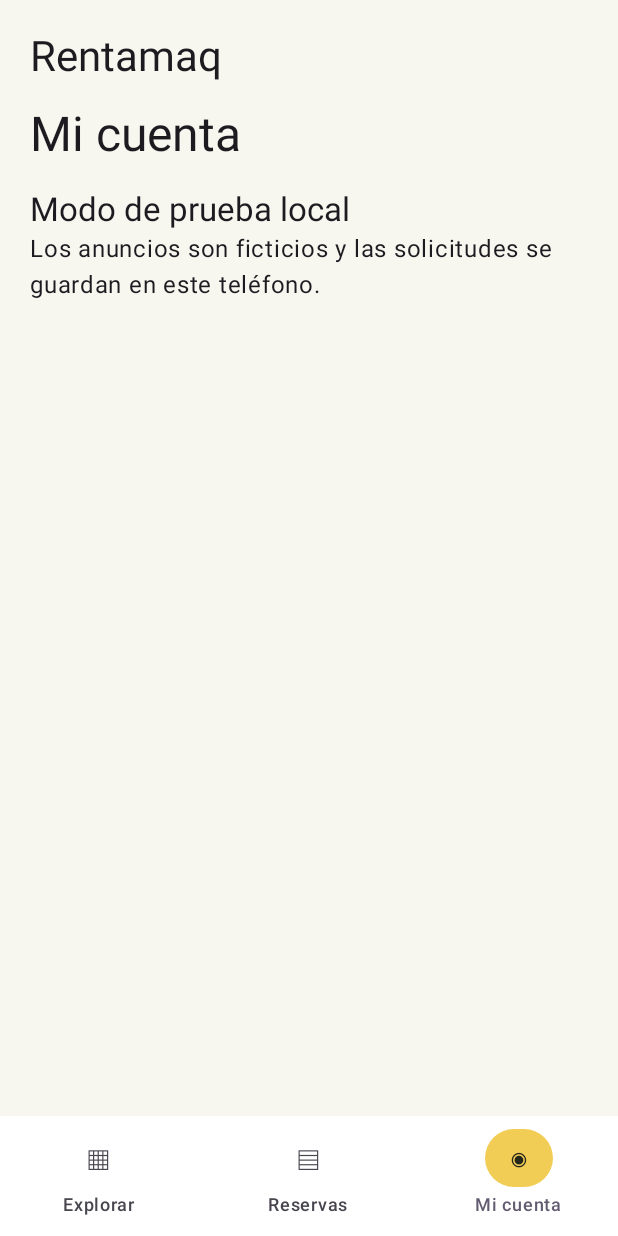
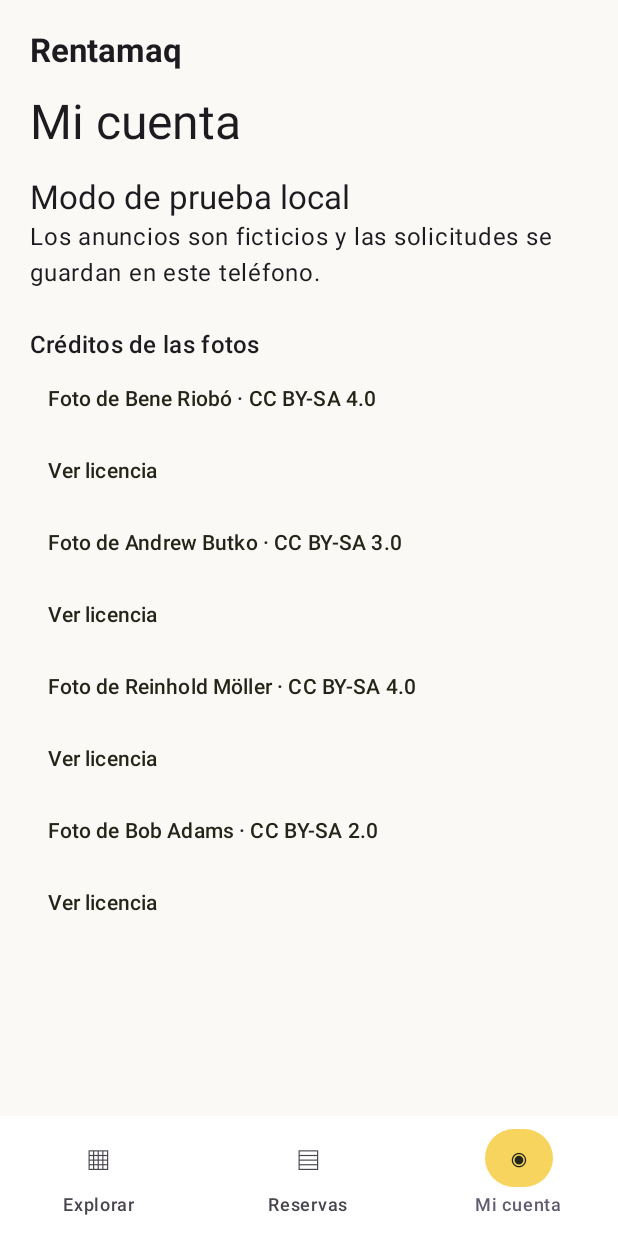
Before and after one commit to richardmalca/rentamaq, an Android app built with Jetpack Compose: the screen it shows after launch (MainActivity), item 3 of the bottom bar chosen, on a phone screen of 412 x 824 dp. Run offline under Robolectric (Android 15) with nearby library versions, the phone set to English and light mode, and no system bars; our stand-ins replace Room's generated code.

Commit message:
Redesign equipment discovery with photos and filter sheet

```diff
--- a/app/src/main/java/pe/rentamaq/MainActivity.kt
+++ b/app/src/main/java/pe/rentamaq/MainActivity.kt
@@ -2,6 +2,7 @@ package pe.rentamaq
 
 import android.os.Bundle
 import androidx.activity.ComponentActivity
+import androidx.activity.SystemBarStyle
 import androidx.activity.compose.setContent
 import androidx.activity.enableEdgeToEdge
 import androidx.lifecycle.viewmodel.compose.viewModel
@@ -14,7 +15,7 @@ import pe.rentamaq.feature.explore.CatalogViewModel
 class MainActivity : ComponentActivity() {
     override fun onCreate(savedInstanceState: Bundle?) {
         super.onCreate(savedInstanceState)
-        enableEdgeToEdge()
+        enableEdgeToEdge(statusBarStyle = SystemBarStyle.light(android.graphics.Color.TRANSPARENT, android.graphics.Color.BLACK))
         setContent {
             val model = viewModel {
                 val database = Room.databaseBuilder(applicationContext, RentamaqDatabase::class.java, "rentamaq.db").build()
--- a/app/src/main/java/pe/rentamaq/core/ui/RentamaqApp.kt
+++ b/app/src/main/java/pe/rentamaq/core/ui/RentamaqApp.kt
@@ -2,7 +2,6 @@ package pe.rentamaq.core.ui
 
 import androidx.activity.compose.BackHandler
 import androidx.compose.foundation.background
-import androidx.compose.foundation.clickable
 import androidx.compose.foundation.layout.*
 import androidx.compose.foundation.lazy.LazyColumn
 import androidx.compose.foundation.lazy.items
@@ -12,28 +11,43 @@ import androidx.compose.material3.*
 import androidx.compose.runtime.*
 import androidx.compose.runtime.saveable.rememberSaveable
 import androidx.compose.ui.Modifier
+import androidx.compose.ui.draw.clip
 import androidx.compose.ui.graphics.Color
 import androidx.compose.ui.platform.LocalContext
 import androidx.compose.ui.res.stringResource
 import androidx.compose.ui.text.input.KeyboardType
 import androidx.compose.ui.unit.dp
+import androidx.compose.ui.text.font.FontWeight
 import kotlinx.coroutines.launch
 import pe.rentamaq.R
 import pe.rentamaq.core.data.local.Booking
 import pe.rentamaq.core.data.local.Equipment
 import pe.rentamaq.feature.explore.CatalogViewModel
+import pe.rentamaq.feature.explore.CatalogCarousel
+import pe.rentamaq.feature.explore.CatalogSearch
+import pe.rentamaq.feature.explore.CatalogResults
+import pe.rentamaq.feature.explore.EquipmentCard
+import pe.rentamaq.feature.explore.EquipmentPhoto
+import pe.rentamaq.feature.explore.EquipmentType
+import pe.rentamaq.feature.explore.PhotoCredits
+import pe.rentamaq.feature.explore.type
+import java.text.Normalizer
 import java.time.Duration
 import java.time.LocalDateTime
 import java.time.ZoneId
 import java.time.format.DateTimeFormatter
 import java.time.format.ResolverStyle
 
-private val background = Color(0xFFF7F6EF)
-private val accent = Color(0xFFF1CD56)
-private val ink = Color(0xFF242619)
+private val background = Color(0xFFFAF9F5)
+private val accent = Color(0xFFF6D45E)
+private val ink = Color(0xFF232518)
 private val zones = listOf("Norte", "Centro", "Sur")
 private val dateFormat = DateTimeFormatter.ofPattern("dd/MM/uuuu HH:mm").withResolverStyle(ResolverStyle.STRICT)
 private val lima = ZoneId.of("America/Lima")
+private val combiningMarks = Regex("\\p{M}+")
+
+private fun String.searchKey() = Normalizer.normalize(this, Normalizer.Form.NFD)
+    .replace(combiningMarks, "").lowercase()
 
 @Composable
 fun RentamaqApp(model: CatalogViewModel) {
@@ -42,16 +56,26 @@ fun RentamaqApp(model: CatalogViewModel) {
     var tab by rememberSaveable { mutableIntStateOf(0) }
     var selectedId by rememberSaveable { mutableStateOf<Int?>(null) }
     var zone by rememberSaveable { mutableStateOf<String?>(null) }
-    var showMap by rememberSaveable { mutableStateOf(false) }
+    var search by rememberSaveable { mutableStateOf("") }
+    var type by rememberSaveable { mutableStateOf<EquipmentType?>(null) }
     val snackbar = remember { SnackbarHostState() }
     val scope = rememberCoroutineScope()
     val context = LocalContext.current
     val selected = equipment.find { it.id == selectedId }
+    val query = search.trim().searchKey()
+    val filtered = query.isNotEmpty() || type != null || zone != null
+    val matches = equipment.filter {
+        (zone == null || it.zone == zone) && (type == null || it.type() == type) &&
+            (it.name.searchKey().contains(query) || it.description.searchKey().contains(query))
+    }
 
     BackHandler(tab == 0 && selectedId != null) { selectedId = null }
 
-    MaterialTheme(colorScheme = lightColorScheme(primary = ink, surface = Color.White, background = background,
-        secondaryContainer = accent, onSecondaryContainer = ink, primaryContainer = accent, onPrimaryContainer = ink)) {
+    MaterialTheme(colorScheme = lightColorScheme(
+        primary = ink, surface = Color.White, background = background,
+        secondaryContainer = accent, onSecondaryContainer = ink, primaryContainer = accent,
+        onPrimaryContainer = ink, surfaceVariant = Color(0xFFF4F1E7), outlineVariant = Color(0xFFE7E3D9)
+    )) {
         Scaffold(
             containerColor = background,
             snackbarHost = { SnackbarHost(snackbar) },
@@ -73,35 +97,54 @@ fun RentamaqApp(model: CatalogViewModel) {
                 contentPadding = PaddingValues(20.dp),
                 verticalArrangement = Arrangement.spacedBy(14.dp)
             ) {
-                item { Text(stringResource(R.string.app_name), style = MaterialTheme.typography.headlineMedium) }
+                item { Text(stringResource(R.string.app_name), style = MaterialTheme.typography.titleLarge, fontWeight = FontWeight.Bold) }
                 when (tab) {
                     0 -> if (selected == null) {
                         item {
                             Text(stringResource(R.string.location), style = MaterialTheme.typography.labelMedium)
-                            Text(stringResource(R.string.headline), style = MaterialTheme.typography.headlineLarge)
+                            Text(stringResource(R.string.headline), style = MaterialTheme.typography.headlineMedium, fontWeight = FontWeight.Bold)
                         }
                         item {
-                            Row(horizontalArrangement = Arrangement.spacedBy(8.dp)) {
-                                FilterChip(!showMap, { showMap = false }, { Text(stringResource(R.string.list)) })
-                                FilterChip(showMap, { showMap = true }, { Text(stringResource(R.string.map)) })
+                            CatalogSearch(search, { search = it }, type, zone, zones) { nextType, nextZone ->
+                                type = nextType
+                                zone = nextZone
                             }
-                            if (showMap) ZoneMap(zone) { zone = it }
-                            Row(horizontalArrangement = Arrangement.spacedBy(6.dp)) {
-                                FilterChip(zone == null, { zone = null }, { Text(stringResource(R.string.all_zones)) })
-                                zones.forEach { option ->
-                                    FilterChip(zone == option, { zone = option }, { Text(option) })
+                        }
+                        if (filtered) {
+                            item {
+                                CatalogResults(matches.size) {
+                                    search = ""
+                                    type = null
+                                    zone = null
                                 }
                             }
-                        }
-                        items(equipment.filter { zone == null || it.zone == zone }, key = { it.id }) { machine ->
-                            EquipmentCard(machine) { selectedId = machine.id }
+                            if (matches.isEmpty()) item { Text(stringResource(R.string.no_equipment)) }
+                            items(matches, key = { it.id }) { machine ->
+                                EquipmentCard(machine) { selectedId = machine.id }
+                            }
+                        } else if (equipment.isNotEmpty()) {
+                            item {
+                                CatalogCarousel(R.string.featured_equipment, equipment.take(2), compact = false) { selectedId = it }
+                            }
+                            val recent = equipment.drop(2).asReversed()
+                            if (recent.isNotEmpty()) item {
+                                CatalogCarousel(R.string.recent_listings, recent, compact = true) { selectedId = it }
+                            }
                         }
                     } else {
                         item(key = selected.id) {
+                            var showZone by rememberSaveable { mutableStateOf(false) }
                             TextButton(onClick = { selectedId = null }) { Text(stringResource(R.string.cancel)) }
+                            EquipmentPhoto(selected, Modifier.height(190.dp).clip(RoundedCornerShape(20.dp)))
+                            Text(stringResource(R.string.photo_label), style = MaterialTheme.typography.bodySmall)
+                            Spacer(Modifier.height(12.dp))
                             Text(selected.name, style = MaterialTheme.typography.headlineSmall)
                             Text(selected.description)
-                            Text(selected.zone)
+                            Text(stringResource(R.string.zone_label, selected.zone))
+                            TextButton(onClick = { showZone = !showZone }) {
+                                Text(stringResource(if (showZone) R.string.hide_zone else R.string.show_zone))
+                            }
+                            if (showZone) ZoneMap(selected.zone)
                             Text(stringResource(R.string.rate, selected.hourlyRate, selected.dailyRate))
                             BookingForm(selected) { booking ->
                                 model.reserve(booking) { id ->
@@ -137,6 +180,7 @@ fun RentamaqApp(model: CatalogViewModel) {
                         Spacer(Modifier.height(16.dp))
                         Text(stringResource(R.string.demo), style = MaterialTheme.typography.titleLarge)
                         Text(stringResource(R.string.demo_message))
+                        PhotoCredits()
                     }
                 }
             }
@@ -145,7 +189,7 @@ fun RentamaqApp(model: CatalogViewModel) {
 }
 
 @Composable
-private fun ZoneMap(selected: String?, onSelect: (String) -> Unit) {
+private fun ZoneMap(selected: String) {
     Column(
         Modifier.fillMaxWidth().background(Color(0xFFE8EDDF), RoundedCornerShape(20.dp)).padding(16.dp),
         verticalArrangement = Arrangement.spacedBy(8.dp)
@@ -153,25 +197,12 @@ private fun ZoneMap(selected: String?, onSelect: (String) -> Unit) {
         Text(stringResource(R.string.map_hint), style = MaterialTheme.typography.labelLarge)
         zones.forEachIndexed { index, zone ->
             Surface(
-                onClick = { onSelect(zone) },
                 modifier = Modifier.fillMaxWidth(0.86f + 0.06f * index),
                 shape = RoundedCornerShape(28.dp, 14.dp, 36.dp, 12.dp),
                 color = if (zone == selected) accent else Color(0xFFD0DAC6)
             ) {
                 Text(zone, Modifier.padding(horizontal = 20.dp, vertical = 12.dp))
             }
-        }
-    }
-}
-
-@Composable
-private fun EquipmentCard(machine: Equipment, onOpen: () -> Unit) {
-    Card(onClick = onOpen, colors = CardDefaults.cardColors(containerColor = Color.White)) {
-        Column(Modifier.fillMaxWidth().padding(18.dp), verticalArrangement = Arrangement.spacedBy(6.dp)) {
-            Text(machine.zone, style = MaterialTheme.typography.labelLarge)
-            Text(machine.name, style = MaterialTheme.typography.titleLarge)
-            Text(machine.description, style = MaterialTheme.typography.bodyMedium)
-            Text(stringResource(R.string.rate, machine.hourlyRate, machine.dailyRate))
         }
     }
 }
--- /dev/null
+++ b/app/src/main/java/pe/rentamaq/feature/explore/CatalogContent.kt
@@ -0,0 +1,194 @@
+package pe.rentamaq.feature.explore
+
+import androidx.compose.foundation.Image
+import androidx.compose.foundation.background
+import androidx.compose.foundation.layout.*
+import androidx.compose.foundation.lazy.LazyRow
+import androidx.compose.foundation.lazy.items
+import androidx.compose.foundation.shape.RoundedCornerShape
+import androidx.compose.material3.*
+import androidx.compose.runtime.*
+import androidx.compose.runtime.saveable.rememberSaveable
+import androidx.compose.ui.Alignment
+import androidx.compose.ui.Modifier
+import androidx.compose.ui.draw.clip
+import androidx.compose.ui.layout.ContentScale
+import androidx.compose.ui.res.painterResource
+import androidx.compose.ui.res.pluralStringResource
+import androidx.compose.ui.res.stringResource
+import androidx.compose.ui.text.font.FontWeight
+import androidx.compose.ui.unit.dp
+import pe.rentamaq.R
+import pe.rentamaq.core.data.local.Equipment
+
+enum class EquipmentType(val label: Int, val photo: Int) {
+    EXCAVATOR(R.string.excavators, R.drawable.excavator),
+    BACKHOE(R.string.backhoes, R.drawable.backhoe),
+    ROLLER(R.string.rollers, R.drawable.roller),
+    SKID_STEER(R.string.skid_steers, R.drawable.skid_steer)
+}
+
+fun Equipment.type(): EquipmentType? = when (id) {
+    1 -> EquipmentType.EXCAVATOR
+    2 -> EquipmentType.BACKHOE
+    3 -> EquipmentType.ROLLER
+    4 -> EquipmentType.SKID_STEER
+    else -> null
+}
+
+@OptIn(ExperimentalMaterial3Api::class)
+@Composable
+fun CatalogSearch(
+    search: String,
+    onSearch: (String) -> Unit,
+    type: EquipmentType?,
+    zone: String?,
+    zones: List<String>,
+    onApply: (EquipmentType?, String?) -> Unit
+) {
+    var open by rememberSaveable { mutableStateOf(false) }
+    val filterCount = listOfNotNull(type, zone).size
+    Row(horizontalArrangement = Arrangement.spacedBy(8.dp), verticalAlignment = Alignment.CenterVertically) {
+        OutlinedTextField(
+            value = search,
+            onValueChange = onSearch,
+            modifier = Modifier.weight(1f),
+            placeholder = { Text(stringResource(R.string.search_equipment)) },
+            leadingIcon = { Text("⌕", style = MaterialTheme.typography.headlineSmall) },
+            singleLine = true,
+            shape = RoundedCornerShape(16.dp)
+        )
+        FilledTonalButton(
+            onClick = { open = true },
+            shape = RoundedCornerShape(16.dp),
+            modifier = Modifier.heightIn(min = 56.dp),
+            contentPadding = PaddingValues(horizontal = 12.dp)
+        ) {
+            Text(if (filterCount == 0) stringResource(R.string.filters) else stringResource(R.string.active_filters, filterCount))
+        }
+    }
+    if (open) {
+        var draftType by rememberSaveable { mutableStateOf(type) }
+        var draftZone by rememberSaveable { mutableStateOf(zone) }
+        ModalBottomSheet(onDismissRequest = { open = false }, sheetState = rememberModalBottomSheetState(skipPartiallyExpanded = true)) {
+            Column(Modifier.fillMaxWidth().padding(start = 20.dp, end = 20.dp, bottom = 20.dp)) {
+                Text(stringResource(R.string.filters), style = MaterialTheme.typography.headlineSmall, fontWeight = FontWeight.Bold)
+                Spacer(Modifier.height(16.dp))
+                Text(stringResource(R.string.equipment_type), style = MaterialTheme.typography.titleSmall)
+                FlowRow(horizontalArrangement = Arrangement.spacedBy(8.dp)) {
+                    (listOf(null) + EquipmentType.entries).forEach { option ->
+                        FilterChip(draftType == option, { draftType = option }, { Text(stringResource(option?.label ?: R.string.all_equipment)) })
+                    }
+                }
+                Spacer(Modifier.height(8.dp))
+                Text(stringResource(R.string.area), style = MaterialTheme.typography.titleSmall)
+                FlowRow(horizontalArrangement = Arrangement.spacedBy(8.dp)) {
+                    (listOf(null) + zones).forEach { option ->
+                        FilterChip(draftZone == option, { draftZone = option }, { Text(option ?: stringResource(R.string.all_zones)) })
+                    }
+                }
+                Spacer(Modifier.height(16.dp))
+                Row(verticalAlignment = Alignment.CenterVertically, horizontalArrangement = Arrangement.spacedBy(8.dp)) {
+                    TextButton(onClick = { draftType = null; draftZone = null }) { Text(stringResource(R.string.clear_filters)) }
+                    Button(
+                        onClick = {
+                            onApply(draftType, draftZone)
+                            open = false
+                        },
+                        modifier = Modifier.weight(1f)
+                    ) { Text(stringResource(R.string.apply_filters)) }
+                }
+            }
+        }
+    }
+}
+
+@Composable
+fun CatalogCarousel(title: Int, machines: List<Equipment>, compact: Boolean, onOpen: (Int) -> Unit) {
+    Column(verticalArrangement = Arrangement.spacedBy(10.dp)) {
+        Text(stringResource(title), style = MaterialTheme.typography.titleLarge, fontWeight = FontWeight.Bold)
+        LazyRow(horizontalArrangement = Arrangement.spacedBy(12.dp)) {
+            items(machines, key = { it.id }) { machine ->
+                if (compact) {
+                    CompactEquipmentCard(machine, onOpen = { onOpen(machine.id) })
+                } else {
+                    EquipmentCard(machine, Modifier.width(276.dp), onOpen = { onOpen(machine.id) })
+                }
+            }
+        }
+    }
+}
+
+@Composable
+private fun CompactEquipmentCard(machine: Equipment, onOpen: () -> Unit) {
+    OutlinedCard(onClick = onOpen, modifier = Modifier.width(164.dp), shape = RoundedCornerShape(16.dp)) {
+        EquipmentPhoto(machine, Modifier.height(106.dp))
+        Column(Modifier.fillMaxWidth().padding(10.dp), verticalArrangement = Arrangement.spacedBy(5.dp)) {
+            Text(machine.name, style = MaterialTheme.typography.titleSmall, minLines = 2, maxLines = 2)
+            Text(stringResource(R.string.zone_label, machine.zone), style = MaterialTheme.typography.labelMedium)
+            RateLabel(machine.hourlyRate, R.string.per_hour)
+        }
+    }
+}
+
+@Composable
+fun CatalogResults(count: Int, onClear: () -> Unit) {
+    Row(
+        Modifier.fillMaxWidth(),
+        horizontalArrangement = Arrangement.SpaceBetween,
+        verticalAlignment = Alignment.CenterVertically
+    ) {
+        Text(pluralStringResource(R.plurals.equipment_results, count, count), style = MaterialTheme.typography.titleMedium)
+        TextButton(onClick = onClear) { Text(stringResource(R.string.clear_filters)) }
+    }
+}
+
+@Composable
+fun EquipmentPhoto(machine: Equipment, modifier: Modifier = Modifier) {
+    val photo = machine.type()?.photo ?: return
+    Image(
+        painter = painterResource(photo),
+        contentDescription = stringResource(R.string.reference_photo, machine.name),
+        modifier = modifier.fillMaxWidth(),
+        contentScale = ContentScale.Crop
+    )
+}
+
+@Composable
+fun EquipmentCard(machine: Equipment, modifier: Modifier = Modifier, onOpen: () -> Unit) {
+    OutlinedCard(onClick = onOpen, modifier = modifier, shape = RoundedCornerShape(20.dp), colors = CardDefaults.outlinedCardColors(
+        containerColor = MaterialTheme.colorScheme.surface
+    )) {
+        Box {
+            EquipmentPhoto(machine, Modifier.height(160.dp))
+            Surface(
+                modifier = Modifier.align(Alignment.TopStart).padding(12.dp),
+                shape = RoundedCornerShape(50),
+                color = MaterialTheme.colorScheme.surface
+            ) {
+                Text(stringResource(R.string.zone_label, machine.zone), Modifier.padding(horizontal = 12.dp, vertical = 6.dp),
+                    style = MaterialTheme.typography.labelMedium)
+            }
+        }
+        Column(Modifier.fillMaxWidth().padding(16.dp), verticalArrangement = Arrangement.spacedBy(10.dp)) {
+            Text(machine.name, style = MaterialTheme.typography.titleLarge, fontWeight = FontWeight.Bold)
+            Row(horizontalArrangement = Arrangement.spacedBy(8.dp)) {
+                RateLabel(machine.hourlyRate, R.string.per_hour)
+                RateLabel(machine.dailyRate, R.string.per_day)
+            }
+        }
+    }
+}
+
+@Composable
+private fun RateLabel(amount: Int, unit: Int) {
+    Row(
+        modifier = Modifier.clip(RoundedCornerShape(8.dp)).background(MaterialTheme.colorScheme.surfaceVariant)
+            .padding(horizontal = 9.dp, vertical = 5.dp),
+        horizontalArrangement = Arrangement.spacedBy(4.dp),
+        verticalAlignment = Alignment.CenterVertically
+    ) {
+        Text(stringResource(R.string.price, amount), style = MaterialTheme.typography.labelLarge)
+        Text(stringResource(unit), style = MaterialTheme.typography.labelMedium)
+    }
+}
--- /dev/null
+++ b/app/src/main/java/pe/rentamaq/feature/explore/PhotoCredits.kt
@@ -0,0 +1,38 @@
+package pe.rentamaq.feature.explore
+
+import androidx.compose.foundation.layout.*
+import androidx.compose.material3.MaterialTheme
+import androidx.compose.material3.Text
+import androidx.compose.material3.TextButton
+import androidx.compose.runtime.Composable
+import androidx.compose.ui.Modifier
+import androidx.compose.ui.platform.LocalUriHandler
+import androidx.compose.ui.res.stringResource
+import androidx.compose.ui.unit.dp
+import pe.rentamaq.R
+
+private data class PhotoCredit(val author: String, val file: String, val licenseVersion: String)
+
+private val credits = listOf(
+    PhotoCredit("Bene Riobó", "Caterpillar_320.jpg", "4.0"),
+    PhotoCredit("Andrew Butko", "JCB_3CX_backhoe_loader.jpg", "3.0"),
+    PhotoCredit("Reinhold Möller", "ICE-Baustelle-BOMAG-roadroller-P3209764.jpg", "4.0"),
+    PhotoCredit("Bob Adams", "Bobcat_S650_skid_steer_loader_(15084521732).jpg", "2.0")
+)
+
+@Composable
+fun PhotoCredits() {
+    val uriHandler = LocalUriHandler.current
+    Spacer(Modifier.height(24.dp))
+    Text(stringResource(R.string.photo_credits), style = MaterialTheme.typography.titleMedium)
+    credits.forEach { credit ->
+        Column {
+            TextButton(onClick = { uriHandler.openUri("https://commons.wikimedia.org/wiki/File:" + credit.file) }) {
+                Text(stringResource(R.string.photo_credit, credit.author, "CC BY-SA " + credit.licenseVersion))
+            }
+            TextButton(onClick = { uriHandler.openUri("https://creativecommons.org/licenses/by-sa/" + credit.licenseVersion + "/") }) {
+                Text(stringResource(R.string.view_license))
+            }
+        }
+    }
+}
--- a/app/src/main/res/values/strings.xml
+++ b/app/src/main/res/values/strings.xml
@@ -6,8 +6,36 @@
     <string name="location">CAJAMARCA, PERÚ</string>
     <string name="headline">Maquinaria para tu obra</string>
     <string name="all_zones">Todas</string>
-    <string name="map">Mapa</string>
-    <string name="list">Lista</string>
+    <string name="all_equipment">Todos los tipos</string>
+    <string name="equipment_type">Tipo de maquinaria</string>
+    <string name="area">Zona referencial</string>
+    <string name="zone_label">Zona %1$s</string>
+    <string name="search_equipment">Buscar maquinaria</string>
+    <string name="filters">Filtros</string>
+    <string name="active_filters">Filtros (%1$d)</string>
+    <string name="apply_filters">Ver resultados</string>
+    <string name="featured_equipment">Maquinaria destacada</string>
+    <string name="recent_listings">Publicaciones recientes</string>
+    <string name="show_zone">Ver zona en el mapa</string>
+    <string name="hide_zone">Ocultar mapa</string>
+    <string name="excavators">Excavadoras</string>
+    <string name="backhoes">Retroexcavadoras</string>
+    <string name="rollers">Rodillos</string>
+    <string name="skid_steers">Minicargadores</string>
+    <string name="clear_filters">Limpiar filtros</string>
+    <string name="no_equipment">No encontramos máquinas con esos filtros.</string>
+    <string name="price">S/ %1$d</string>
+    <string name="per_hour">/ hora</string>
+    <string name="per_day">/ día</string>
+    <string name="reference_photo">Foto referencial de %1$s</string>
+    <string name="photo_label">Foto referencial</string>
+    <string name="photo_credits">Créditos de las fotos</string>
+    <string name="photo_credit">Foto de %1$s · %2$s</string>
+    <string name="view_license">Ver licencia</string>
+    <plurals name="equipment_results">
+        <item quantity="one">%d máquina</item>
+        <item quantity="other">%d máquinas</item>
+    </plurals>
     <string name="map_hint">Zonas referenciales · Cajamarca</string>
     <string name="rate">S/ %1$d por hora · S/ %2$d por día</string>
     <string name="reserve">Solicitar reserva</string>
```
Also changed, not shown: app/src/main/res/drawable-nodpi/backhoe.jpg (added), app/src/main/res/drawable-nodpi/excavator.jpg (added), app/src/main/res/drawable-nodpi/roller.jpg (added), app/src/main/res/drawable-nodpi/skid_steer.jpg (added).
